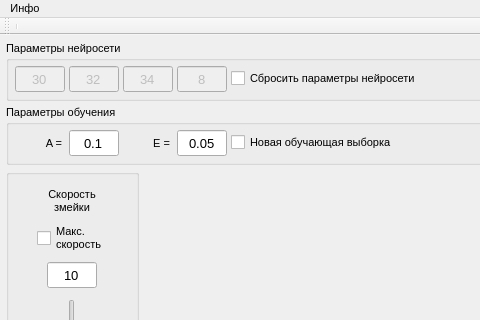
Above: smartSnake/resources/MainWindow.ui from Max-Azarov/neuralNetSnake before the change; both pictures show x 0 to 480 and y 0 to 320 of the 685 by 712 pixel window. Below: the same form after it.
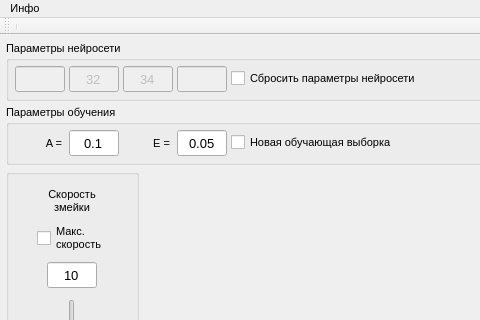
That is the form after the change. Custom widgets are drawn as their Qt base class.

```diff
--- a/smartSnake/resources/MainWindow.ui
+++ b/smartSnake/resources/MainWindow.ui
@@ -147,7 +147,7 @@
           <string>Count of inputs neural net</string>
          </property>
          <property name="text">
-          <string>30</string>
+          <string/>
          </property>
          <property name="alignment">
           <set>Qt::AlignCenter</set>
@@ -255,7 +255,7 @@
           <string>Count of outputs neural net</string>
          </property>
          <property name="text">
-          <string>8</string>
+          <string/>
          </property>
          <property name="alignment">
           <set>Qt::AlignCenter</set>
```
